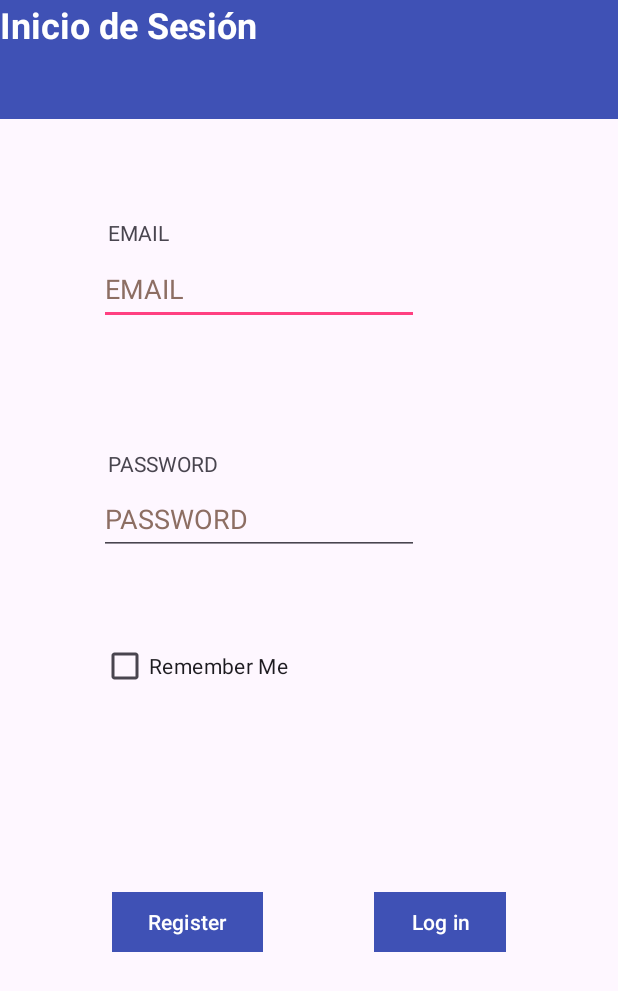
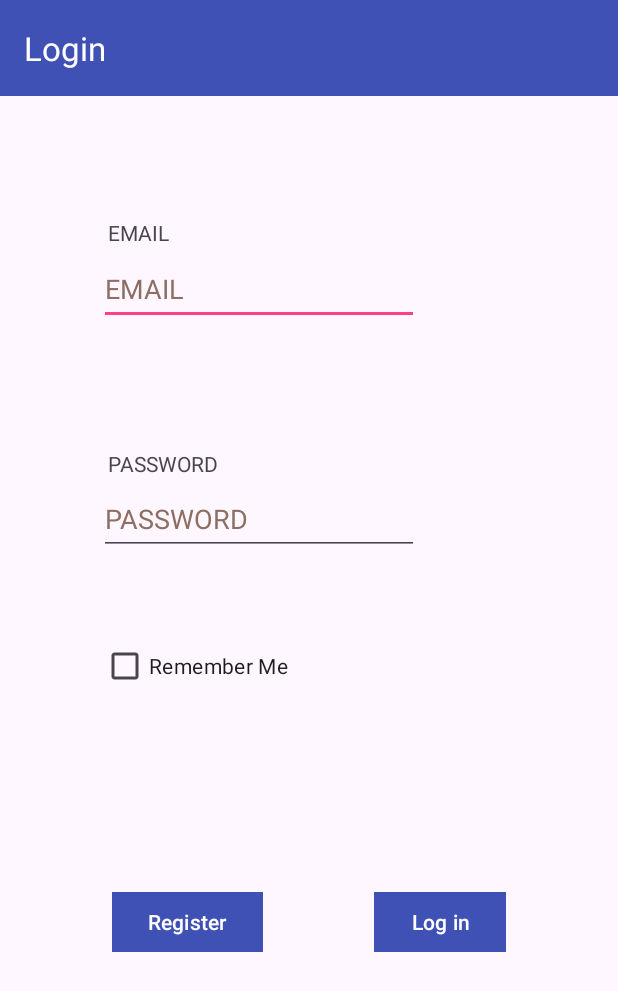
Before and after one commit to AnderLH/Reto1_grupo2_PMDM, an Android app: the screen it shows after launch (LoginActivity), on a phone screen of 412 x 824 dp. Shown: the top 991 px of the screen. Run offline under Robolectric (Android 15) with nearby library versions, the phone set to English and light mode, and no system bars.

Commit message:
interface refactor

```diff
--- a/app/src/main/java/com/grupo2/speakr/ui/songs/SongActivity.kt
+++ b/app/src/main/java/com/grupo2/speakr/ui/songs/SongActivity.kt
@@ -26,7 +26,7 @@ class SongActivity : AppCompatActivity(), NavigationView.OnNavigationItemSelecte
 
         setSupportActionBar(binding.toolbar)
 
-        var toggle = ActionBarDrawerToggle(this, binding.drawerLayout, binding.toolbar, R.string.nav_open, R.string.nav_close)
+        val toggle = ActionBarDrawerToggle(this, binding.drawerLayout, binding.toolbar, R.string.nav_open, R.string.nav_close)
         binding.drawerLayout.addDrawerListener(toggle)
         toggle.syncState()
 
--- a/app/src/main/java/com/grupo2/speakr/ui/users/login/LoginActivity.kt
+++ b/app/src/main/java/com/grupo2/speakr/ui/users/login/LoginActivity.kt
@@ -34,6 +34,8 @@ class LoginActivity : AppCompatActivity() {
     override fun onCreate(savedInstanceState: Bundle?) {
         super.onCreate(savedInstanceState)
         setContentView(R.layout.activity_login)
+        setSupportActionBar(findViewById(R.id.login_toolbar))
+        title = "Login"
 
         sharedPreferences = getSharedPreferences(PREFS_FILENAME, Context.MODE_PRIVATE)
 
@@ -133,7 +135,7 @@ class LoginActivity : AppCompatActivity() {
         editor.apply()
     }
     // Save if the checkbox has been checked
-    fun saveBooleanValue(key: String, value: Boolean) {
+    private fun saveBooleanValue(key: String, value: Boolean) {
             val editor = sharedPreferences.edit()
             editor.putBoolean(key, value)
             editor.apply()
--- a/app/src/main/java/com/grupo2/speakr/ui/users/register/RegisterActivity.kt
+++ b/app/src/main/java/com/grupo2/speakr/ui/users/register/RegisterActivity.kt
@@ -22,7 +22,7 @@ class RegisterActivity : ComponentActivity() {
         userRepository
     ) }
 
-    val dataManager = DataManager(this)
+    private val dataManager = DataManager(this)
     override fun onCreate(savedInstanceState: Bundle?) {
         super.onCreate(savedInstanceState)
         setContentView(R.layout.activity_register)
@@ -63,7 +63,7 @@ class RegisterActivity : ComponentActivity() {
                         Resource.Status.SUCCESS -> {
                             Log.i("ConnectionCheck", it.message.toString())
 
-                            dataManager.insertLog(user.email.toString(), user.password.toString())
+                            dataManager.insertLog(user.email, user.password)
 
                             val intent = Intent(applicationContext, LoginActivity::class.java)
                             intent.putExtra("loginInfo", arrayOf(email,password))
--- /dev/null
+++ b/app/src/main/res/drawable/favorite.xml
@@ -0,0 +1,5 @@
+<vector android:height="24dp" android:tint="#454545"
+    android:viewportHeight="24" android:viewportWidth="24"
+    android:width="24dp" xmlns:android="http://schemas.android.com/apk/res/android">
+    <path android:fillColor="@android:color/white" android:pathData="M12,21.35l-1.45,-1.32C5.4,15.36 2,12.28 2,8.5 2,5.42 4.42,3 7.5,3c1.74,0 3.41,0.81 4.5,2.09C13.09,3.81 14.76,3 16.5,3 19.58,3 22,5.42 22,8.5c0,3.78 -3.4,6.86 -8.55,11.54L12,21.35z"/>
+</vector>
--- /dev/null
+++ b/app/src/main/res/drawable/favorite_border.xml
@@ -0,0 +1,5 @@
+<vector android:height="24dp" android:tint="#454545"
+    android:viewportHeight="24" android:viewportWidth="24"
+    android:width="24dp" xmlns:android="http://schemas.android.com/apk/res/android">
+    <path android:fillColor="@android:color/white" android:pathData="M16.5,3c-1.74,0 -3.41,0.81 -4.5,2.09C10.91,3.81 9.24,3 7.5,3 4.42,3 2,5.42 2,8.5c0,3.78 3.4,6.86 8.55,11.54L12,21.35l1.45,-1.32C18.6,15.36 22,12.28 22,8.5 22,5.42 19.58,3 16.5,3zM12.1,18.55l-0.1,0.1 -0.1,-0.1C7.14,14.24 4,11.39 4,8.5 4,6.5 5.5,5 7.5,5c1.54,0 3.04,0.99 3.57,2.36h1.87C13.46,5.99 14.96,5 16.5,5c2,0 3.5,1.5 3.5,3.5 0,2.89 -3.14,5.74 -7.9,10.05z"/>
+</vector>
--- /dev/null
+++ b/app/src/main/res/drawable/home.xml
@@ -0,0 +1,5 @@
+<vector android:height="24dp" android:tint="#454545"
+    android:viewportHeight="24" android:viewportWidth="24"
+    android:width="24dp" xmlns:android="http://schemas.android.com/apk/res/android">
+    <path android:fillColor="@android:color/white" android:pathData="M10,20v-6h4v6h5v-8h3L12,3 2,12h3v8z"/>
+</vector>
--- /dev/null
+++ b/app/src/main/res/drawable/song_favorite.xml
@@ -0,0 +1,5 @@
+<vector android:height="24dp" android:tint="#FFFFFF"
+    android:viewportHeight="24" android:viewportWidth="24"
+    android:width="24dp" xmlns:android="http://schemas.android.com/apk/res/android">
+    <path android:fillColor="@android:color/white" android:pathData="M12,21.35l-1.45,-1.32C5.4,15.36 2,12.28 2,8.5 2,5.42 4.42,3 7.5,3c1.74,0 3.41,0.81 4.5,2.09C13.09,3.81 14.76,3 16.5,3 19.58,3 22,5.42 22,8.5c0,3.78 -3.4,6.86 -8.55,11.54L12,21.35z"/>
+</vector>
--- /dev/null
+++ b/app/src/main/res/drawable/song_favorite_border.xml
@@ -0,0 +1,5 @@
+<vector android:height="24dp" android:tint="#FFFFFF"
+    android:viewportHeight="24" android:viewportWidth="24"
+    android:width="24dp" xmlns:android="http://schemas.android.com/apk/res/android">
+    <path android:fillColor="@android:color/white" android:pathData="M16.5,3c-1.74,0 -3.41,0.81 -4.5,2.09C10.91,3.81 9.24,3 7.5,3 4.42,3 2,5.42 2,8.5c0,3.78 3.4,6.86 8.55,11.54L12,21.35l1.45,-1.32C18.6,15.36 22,12.28 22,8.5 22,5.42 19.58,3 16.5,3zM12.1,18.55l-0.1,0.1 -0.1,-0.1C7.14,14.24 4,11.39 4,8.5 4,6.5 5.5,5 7.5,5c1.54,0 3.04,0.99 3.57,2.36h1.87C13.46,5.99 14.96,5 16.5,5c2,0 3.5,1.5 3.5,3.5 0,2.89 -3.14,5.74 -7.9,10.05z"/>
+</vector>
--- /dev/null
+++ b/app/src/main/res/drawable/song_portrait_sample.xml
@@ -0,0 +1,5 @@
+<vector android:height="24dp" android:tint="#FFFFFF"
+    android:viewportHeight="24" android:viewportWidth="24"
+    android:width="24dp" xmlns:android="http://schemas.android.com/apk/res/android">
+    <path android:fillColor="@android:color/white" android:pathData="M4.27,3L3,4.27l9,9v0.28c-0.59,-0.34 -1.27,-0.55 -2,-0.55 -2.21,0 -4,1.79 -4,4s1.79,4 4,4 4,-1.79 4,-4v-1.73L19.73,21 21,19.73 4.27,3zM14,7h4V3h-6v5.18l2,2z"/>
+</vector>
--- a/app/src/main/res/layout/activity_login.xml
+++ b/app/src/main/res/layout/activity_login.xml
@@ -7,27 +7,20 @@
     android:layout_height="match_parent"
     tools:context=".ui.users.login.LoginActivity">
 
-    <LinearLayout
-        android:layout_width="match_parent"
-        android:layout_height="79dp"
+    <androidx.appcompat.widget.Toolbar
+        android:id="@+id/login_toolbar"
+        android:layout_width="0dp"
+        android:layout_height="wrap_content"
         android:background="@color/colorPrimary"
-        android:orientation="vertical"
+        android:elevation="4dp"
+        android:theme="@style/ThemeOverlay.AppCompat.Dark.ActionBar"
         app:layout_constraintBottom_toBottomOf="parent"
+        app:layout_constraintDimensionRatio=""
         app:layout_constraintEnd_toEndOf="parent"
-        app:layout_constraintHorizontal_bias="0.0"
         app:layout_constraintStart_toStartOf="parent"
         app:layout_constraintTop_toTopOf="parent"
-        app:layout_constraintVertical_bias="0.0">
-
-        <TextView
-            android:id="@+id/textViewHeader"
-            android:layout_width="match_parent"
-            android:layout_height="match_parent"
-            android:text="Inicio de Sesión"
-            android:textColor="#FFFFFF"
-            android:textSize="24sp"
-            android:textStyle="bold" />
-    </LinearLayout>
+        app:layout_constraintVertical_bias="0.0"
+        app:popupTheme="@style/ThemeOverlay.AppCompat.Light" />
 
     <TextView
         android:id="@+id/textViewEmail"
--- a/app/src/main/res/menu/bottom_menu.xml
+++ b/app/src/main/res/menu/bottom_menu.xml
@@ -4,10 +4,10 @@
     <item
         android:id="@+id/bottom_home"
         android:title="Home"
-        android:icon="@drawable/ic_launcher_background"/>
+        android:icon="@drawable/home"/>
     <item
         android:id="@+id/bottom_favorite"
         android:title="Favorite"
-        android:icon="@drawable/ic_launcher_background"/>
+        android:icon="@drawable/favorite"/>
 
 </menu>
```
Also changed, not shown: app/src/main/res/layout/activity_register.xml (+15 -0 lines), app/src/main/res/layout/activity_song.xml (+3 -9 lines), app/src/main/res/layout/item_songs.xml (+9 -9 lines).
